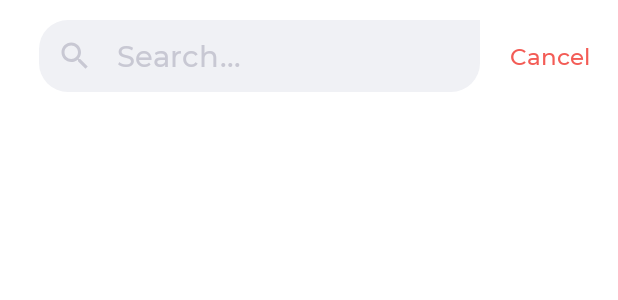
After one commit to kheeedr/Ecommerce_app, an Android app: the layout activity_search.xml on its own in the app's theme, with its tools: preview values and no code run, on a phone screen of 412 x 824 dp. The commit adds this screen. Shown: the top 300 px of the screen. Run offline under Robolectric (Android 15) with nearby library versions, the phone set to English and light mode, and no system bars.

Commit message:
initial comment

```diff
--- a/app/build.gradle
+++ b/app/build.gradle
@@ -41,7 +41,7 @@ dependencies {
     implementation 'androidx.legacy:legacy-support-v4:1.0.0'
     implementation 'androidx.navigation:navigation-fragment:2.3.5'
     implementation 'androidx.navigation:navigation-ui:2.3.5'
-    implementation 'org.jetbrains:annotations:15.0'
+    implementation 'org.jetbrains:annotations:16.0.1'
     testImplementation 'junit:junit:4.13.2'
     androidTestImplementation 'androidx.test.ext:junit:1.1.2'
     androidTestImplementation 'androidx.test.espresso:espresso-core:3.3.0'
@@ -72,5 +72,5 @@ dependencies {
     implementation 'com.google.code.gson:gson:2.8.6'
 
     //glide
-    implementation 'com.github.bumptech.glide:glide:4.11.0'
+    implementation 'com.github.bumptech.glide:glide:4.12.0'
 }
--- a/app/src/main/res/drawable/ic_search.xml
+++ b/app/src/main/res/drawable/ic_search.xml
@@ -1,5 +1,5 @@
-<vector android:height="24dp" android:tint="#686868"
+<vector android:height="24dp" android:tint="@color/natural3"
     android:viewportHeight="24" android:viewportWidth="24"
     android:width="24dp" xmlns:android="http://schemas.android.com/apk/res/android">
-    <path android:fillColor="@android:color/white" android:pathData="M15.5,14h-0.79l-0.28,-0.27C15.41,12.59 16,11.11 16,9.5 16,5.91 13.09,3 9.5,3S3,5.91 3,9.5 5.91,16 9.5,16c1.61,0 3.09,-0.59 4.23,-1.57l0.27,0.28v0.79l5,4.99L20.49,19l-4.99,-5zM9.5,14C7.01,14 5,11.99 5,9.5S7.01,5 9.5,5 14,7.01 14,9.5 11.99,14 9.5,14z"/>
+    <path android:fillColor="@color/natural3" android:pathData="M15.5,14h-0.79l-0.28,-0.27C15.41,12.59 16,11.11 16,9.5 16,5.91 13.09,3 9.5,3S3,5.91 3,9.5 5.91,16 9.5,16c1.61,0 3.09,-0.59 4.23,-1.57l0.27,0.28v0.79l5,4.99L20.49,19l-4.99,-5zM9.5,14C7.01,14 5,11.99 5,9.5S7.01,5 9.5,5 14,7.01 14,9.5 11.99,14 9.5,14z"/>
 </vector>
--- /dev/null
+++ b/app/src/main/res/layout/activity_search.xml
@@ -0,0 +1,76 @@
+<?xml version="1.0" encoding="utf-8"?>
+<layout xmlns:android="http://schemas.android.com/apk/res/android"
+    xmlns:app="http://schemas.android.com/apk/res-auto"
+    xmlns:tools="http://schemas.android.com/tools">
+
+    <androidx.constraintlayout.widget.ConstraintLayout
+        android:layout_width="match_parent"
+        android:layout_height="match_parent"
+        tools:context=".ui.SearchActivity">
+
+        <androidx.constraintlayout.widget.ConstraintLayout
+            android:layout_width="match_parent"
+            android:layout_height="wrap_content"
+            android:background="@color/white"
+            android:paddingBottom="@dimen/_5sdp"
+            app:layout_constraintEnd_toEndOf="parent"
+            app:layout_constraintStart_toStartOf="parent"
+            app:layout_constraintTop_toTopOf="parent">
+
+            <com.google.android.material.textfield.TextInputLayout
+                android:id="@+id/sv_search_layout"
+                style="@style/Widget.MaterialComponents.TextInputLayout.OutlinedBox"
+                android:layout_width="0dp"
+                android:layout_height="wrap_content"
+                android:layout_marginStart="@dimen/_20sdp"
+                android:layout_marginTop="@dimen/_10sdp"
+                android:backgroundTint="@color/et_back"
+                app:endIconMode="clear_text"
+                app:hintEnabled="false"
+                app:layout_constraintEnd_toStartOf="@+id/qr_home"
+                app:layout_constraintStart_toStartOf="parent"
+                app:layout_constraintTop_toTopOf="parent"
+                app:startIconDrawable="@drawable/ic_search"
+                app:startIconTint="@color/natural3"
+                android:imeOptions="actionSearch"
+
+
+                >
+
+                <com.google.android.material.textfield.TextInputEditText
+                    android:id="@+id/sv_search_et"
+                    android:layout_width="match_parent"
+                    android:layout_height="match_parent"
+                    android:background="@drawable/et_stroke"
+                    android:fontFamily="@font/montserrat_regular"
+                    android:hint="@string/search"
+                    android:paddingVertical="@dimen/_5sdp"
+                    android:textColorHint="@color/natural3"
+                    android:textSize="@dimen/_15sdp"
+                    android:imeOptions="actionSearch"
+                    android:inputType="text"
+                    android:maxLines="1"
+                    android:focusedByDefault="true"
+                    tools:targetApi="o"
+                    />
+            </com.google.android.material.textfield.TextInputLayout>
+
+            <TextView
+                android:id="@+id/qr_home"
+                android:layout_width="@dimen/_50sdp"
+                android:layout_height="wrap_content"
+                android:layout_marginStart="@dimen/_10sdp"
+                android:layout_marginEnd="@dimen/_10sdp"
+                android:gravity="center"
+                android:text="Cancel"
+                android:textColor="@color/primary"
+                android:textSize="@dimen/_12sdp"
+                app:layout_constraintBottom_toBottomOf="@id/sv_search_layout"
+                app:layout_constraintEnd_toEndOf="parent"
+                app:layout_constraintStart_toEndOf="@id/sv_search_layout"
+                app:layout_constraintTop_toTopOf="@id/sv_search_layout" />
+
+
+        </androidx.constraintlayout.widget.ConstraintLayout>
+    </androidx.constraintlayout.widget.ConstraintLayout>
+</layout>
```
Also changed, not shown: app/src/main/AndroidManifest.xml (+16 -15 lines), app/src/main/java/com/khedr/ecommerce/ui/CategoriesActivity.java (+2 -9 lines), app/src/main/java/com/khedr/ecommerce/ui/CategoryProductsActivity.java (+43 -7 lines), app/src/main/java/com/khedr/ecommerce/ui/SearchActivity.java (added, +30 -0 lines), app/src/main/java/com/khedr/ecommerce/ui/fragments/HomeFragment.java (+11 -3 lines), app/src/main/res/layout/fragment_home.xml (+29 -19 lines).
